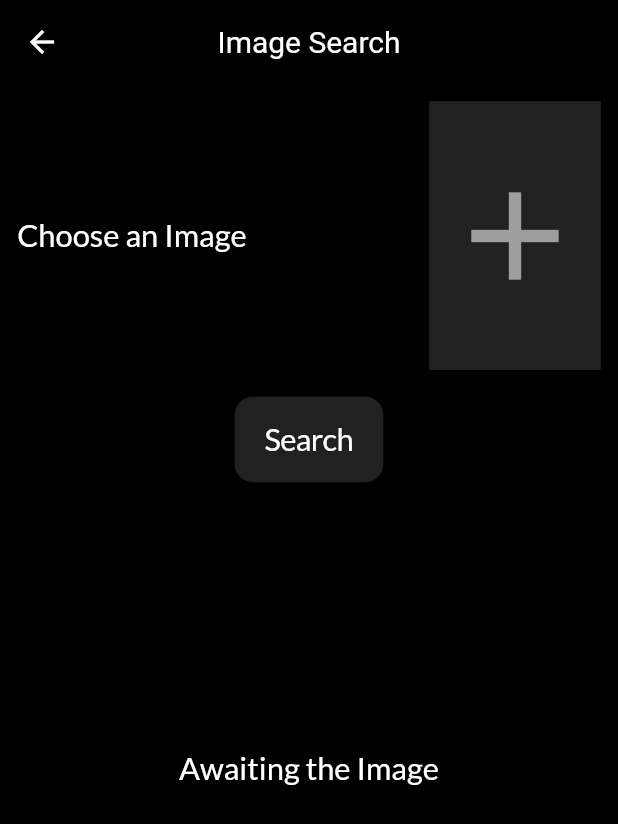
After one commit to Mantton/MangaSoup_P3, a Flutter app: the ImageSearchPage screen opened directly, on a phone screen of 412 x 824 dp. The commit adds this screen. Shown: the top 824 px of the screen. Run offline on Flutter 3.47's test engine with Material 2 defaults, Android fonts, the phone set to English and light mode, and no system bars; drawn by our look-alikes of flutter_platform_widgets; our stand-ins replace auto_size_text, bot_toast, cached_network_image, connectivity, dio, flutter_local_notifications and 6 more; missing offline and left inert: workmanager; accounts and stored records are empty; statements that could not run were skipped.

Commit message:
- Mini MangaDex Source Rework - Added Image Search

```diff
--- a/lib/Models/Misc.dart
+++ b/lib/Models/Misc.dart
@@ -52,7 +52,7 @@ class Book {
 }
 
 
-class Tag{
+class Tag {
   String name;
   var link;
   String selector;
@@ -67,3 +67,32 @@ class Tag{
   }
 
 }
+
+class ImageSearchResult {
+  String title;
+  String selector;
+  String source;
+  String chapter;
+  String author;
+  String similarity;
+  String thumbnail;
+  int mCID;
+  String chapterLink;
+
+  ImageSearchResult(this.title, this.selector, this.source, this.chapter,
+      this.author, this.thumbnail, this.similarity, this.mCID, this.chapterLink);
+
+
+  ImageSearchResult.fromMap(Map<String, dynamic> map) {
+    title = map['data']['source'];
+    selector = "mangadex";
+    source = "MangaDex";
+    chapter = map['data']['part'].toString().replaceAll(" - ", "");
+    author = map['data']['author'];
+    similarity = map['header']['similarity'];
+    thumbnail = map['header']['thumbnail'];
+    mCID = map['data']["md_id"];
+    chapterLink = map['data']['ext_urls'][0];
+  }
+
+}
--- /dev/null
+++ b/lib/Screens/Browse/ImageSearch.dart
@@ -0,0 +1,280 @@
+import 'package:flutter/cupertino.dart';
+import 'package:flutter/material.dart';
+import 'dart:io';
+import 'package:flutter_screenutil/flutter_screenutil.dart';
+import 'package:image_picker/image_picker.dart';
+import 'package:mangasoup_prototype_3/Components/Images.dart';
+import 'package:mangasoup_prototype_3/Components/PlatformComponents.dart';
+import 'package:mangasoup_prototype_3/Models/Comic.dart';
+import 'package:mangasoup_prototype_3/Models/Misc.dart';
+import 'package:mangasoup_prototype_3/Screens/Profile/GateWay.dart';
+import 'package:mangasoup_prototype_3/Services/api_manager.dart';
+import 'package:mangasoup_prototype_3/Services/mangadex_manager.dart';
+
+class ImageSearchPage extends StatefulWidget {
+  @override
+  _ImageSearchPageState createState() => _ImageSearchPageState();
+}
+
+class _ImageSearchPageState extends State<ImageSearchPage> {
+  File _image;
+  final picker = ImagePicker();
+  Future<List<ImageSearchResult>> results;
+  ApiManager _manager = ApiManager();
+  TextStyle def = TextStyle(fontSize: 18.sp, fontFamily: "Lato");
+  TextStyle chapterTitleFont = TextStyle(fontSize: 21.sp, fontFamily: "Lato");
+
+  @override
+  Widget build(BuildContext context) {
+    return Scaffold(
+      appBar: AppBar(
+        title: Text("Image Search"),
+        centerTitle: true,
+      ),
+      body: SingleChildScrollView(
+        child: Padding(
+          padding: EdgeInsets.all(10.0.w),
+          child: Column(
+            children: [
+              submitImage(),
+              SizedBox(
+                height: 10.h,
+              ),
+              resultsWidget(),
+            ],
+          ),
+        ),
+      ),
+    );
+  }
+
+  Widget submitImage() {
+    return Container(
+      child: Column(
+        children: [
+          Row(
+            children: <Widget>[
+              Container(
+                child: InkWell(
+                  child: Text(
+                    'Choose an Image',
+                    style: def,
+                  ),
+                ),
+              ),
+              Spacer(),
+              InkWell(
+                onTap: getImage,
+                child: Container(
+                  height: 150.h,
+                  width: 100.w,
+                  color: Colors.grey[900],
+                  child: _image == null
+                      ? Container(
+                          child: Center(
+                            child: Icon(
+                              Icons.add,
+                              color: Colors.grey,
+                              size: 100,
+                            ),
+                          ),
+                        )
+                      : Image.file(_image),
+                ),
+              ),
+            ],
+          ),
+          SizedBox(
+            height: 15.h,
+          ),
+          Center(
+            child: Container(
+              child: CupertinoButton.filled(
+                onPressed: _image == null
+                    ? null
+                    : () async {
+                        setState(() {
+                          results = _manager.imageSearch(_image);
+
+                          /// Image Search
+                        });
+                      },
+                child: Text(
+                  'Search',
+                  style: def,
+                ),
+                disabledColor: Colors.grey[900],
+              ),
+            ),
+          )
+        ],
+      ),
+    );
+  }
+
+  Future getImage() async {
+    if (_image != null) _image = null;
+    final pickedFile = await picker.getImage(source: ImageSource.gallery);
+
+    setState(() {
+      _image = File(pickedFile.path);
+      results = _manager.imageSearch(_image);
+    });
+  }
+
+  Widget resultsWidget() {
+    return Container(
+      child: FutureBuilder(
+        future: results,
+        builder: (BuildContext context, snapshot) {
+          if (snapshot.connectionState == ConnectionState.waiting) {
+            return Center(
+              child: LoadingIndicator(),
+            );
+          }
+          if (snapshot.hasError) {
+            return Center(
+              child: InkWell(
+                onTap: () {
+                  setState(() {
+                    results = _manager.imageSearch(_image);
+                  });
+                },
+                child: Text(
+                  "An Error Occurred \n ${snapshot.error} \n Tap to Retry",
+                  style: chapterTitleFont,
+                  textAlign: TextAlign.center,
+                ),
+              ),
+            );
+          }
+          if (snapshot.hasData) {
+            List<ImageSearchResult> _res = snapshot.data;
+            return (_res.isEmpty)
+                ? Container(
+                    child: Center(
+                      child: Text(
+                        "No Results",
+                        style: chapterTitleFont,
+                      ),
+                    ),
+                  )
+                : Container(
+                    child: ListView.builder(
+                        itemCount: _res.length,
+                        shrinkWrap: true,
+                        physics: NeverScrollableScrollPhysics(),
+                        itemBuilder: (BuildContext context, int index) {
+                          ImageSearchResult searchResult = _res[index];
+                          return Container(
+                            color: Colors.grey[900],
+                            margin: EdgeInsets.only(
+                              bottom: 25.h,
+                            ),
+                            padding: EdgeInsets.all(
+                              10.w,
+                            ),
+                            child: Column(
+                              children: [
+                                Row(
+                                  children: [
+                                    Flexible(
+                                      fit: FlexFit.loose,
+                                      flex: 2,
+                                      child: Container(
+                                        child: Column(
+                                          crossAxisAlignment:
+                                              CrossAxisAlignment.start,
+                                          children: [
+                                            Text(
+                                              searchResult.title,
+                                              softWrap: true,
+                                              style: chapterTitleFont,
+                                            ),
+                                            Text(
+                                              searchResult.chapter,
+                                              style: def,
+                                            ),
+                                            Text(
+                                              "${searchResult.similarity}% Match",
+                                              style: def,
+                                            ),
+                                            Text(
+                                              "Written by ${searchResult.author}",
+                                              style: def,
+                                            ),
+                                          ],
+                                        ),
+                                      ),
+                                    ),
+                                    Spacer(),
+                                    Flexible(
+                                      child: Container(
+                                        height: 150,
+                                        width: 100,
+                                        child: SoupImage(
+                                          url: searchResult.thumbnail,
+                                        ),
+                                      ),
+                                    )
+                                  ],
+                                ),
+                                SizedBox(
+                                  height: 10.h,
+                                ),
+                                Row(
+                                  children: [
+                                    CupertinoButton(
+                                      child: Text(
+                                        "Read Chapter",
+                                        style: chapterTitleFont,
+                                      ),
+                                      onPressed: () {
+                                        // todo, get profile link then push to reader
+                                      },
+                                    ),
+                                    Spacer(),
+                                    CupertinoButton(
+                                        child: Text(
+                                          "View Comic",
+                                          style: chapterTitleFont,
+                                        ),
+                                        onPressed: () async {
+                                          showLoadingDialog(context);
+                                          DexHub _dex = DexHub();
+                                          ComicHighlight comicHighlight =
+                                              await _dex.imageSearchViewComic(
+                                                  searchResult.mCID);
+                                          Navigator.pop(context);
+                                          Navigator.push(
+                                            context,
+                                            MaterialPageRoute(
+                                              builder: (_) => ProfileGateWay(
+                                                comicHighlight,
+                                              ),
+                                            ),
+                                          );
+                                        })
+                                  ],
+                                )
+                              ],
+                            ),
+                          );
+                        }),
+                  );
+          } else {
+            return Container(
+              height: 300.h,
+              child: Center(
+                child: Text(
+                  "Awaiting the Image",
+                  style: def,
+                ),
+              ),
+            );
+          }
+        },
+      ),
+    );
+  }
+}
--- a/lib/Services/api_manager.dart
+++ b/lib/Services/api_manager.dart
@@ -3,7 +3,7 @@ import 'package:flutter/cupertino.dart';
 import 'package:mangasoup_prototype_3/Models/Comic.dart';
 import 'package:mangasoup_prototype_3/Models/Misc.dart';
 import 'dart:convert';
-
+import 'dart:io';
 import 'package:mangasoup_prototype_3/Models/Source.dart';
 import 'package:mangasoup_prototype_3/Services/mangadex_manager.dart';
 import 'package:shared_preferences/shared_preferences.dart';
@@ -23,6 +23,8 @@ class ApiManager {
   );
   final Dio _dio = Dio(_options);
   final DexHub dex = DexHub();
+  final String imgSrcUrl =
+      'https://saucenao.com/search.php?db=37&output_type=2&numres=10&api_key=b1e601ed339f1c909df951a2ebfe597671592d90'; // Image Search Link
 
   /// Get Home Page
   Future<List<HomePage>> getHomePage() async {
@@ -246,4 +248,22 @@ class ApiManager {
     debugPrint("Retrieval Complete : /search @$source");
     return comics;
   }
+
+  Future<List<ImageSearchResult>> imageSearch(File image) async {
+    debugPrint("${image.path}");
+    FormData _data = FormData.fromMap({
+      "file": await MultipartFile.fromFile(image.path,
+          filename: image.path.split('/').last)
+    });
+
+    Response response = await _dio.post(imgSrcUrl, data: _data);
+
+    List results = response.data['results'];
+    List<ImageSearchResult> isrResults = List();
+    results.forEach((element) {
+      isrResults.add(ImageSearchResult.fromMap(element));
+    });
+
+    return isrResults;
+  }
 }
--- a/lib/main.dart
+++ b/lib/main.dart
@@ -61,7 +61,6 @@ void callbackDispatcher() {
         print("Android BG Task Triggered");
         updateCount = await _updateManger.checkForUpdate();
         stderr.writeln("Check Complete");
-        showNotification("$updateCount new update in your library", flp);
 
         if (updateCount > 0) {
           if (updateCount == 1)
--- a/pubspec.yaml
+++ b/pubspec.yaml
@@ -45,6 +45,8 @@ dependencies:
   flutter_local_notifications: ^3.0.1+2
   workmanager: ^0.2.0
   connectivity: ^2.0.1
+  image_picker: ^0.6.7+12
+
 
 
 
```
Also changed, not shown: lib/Screens/Browse/Search.dart (+10 -3 lines), lib/Services/mangadex_manager.dart (+63 -35 lines), lib/Screens/Browse/ImgurSearch.dart (added), pubspec.lock, 1 other file.
